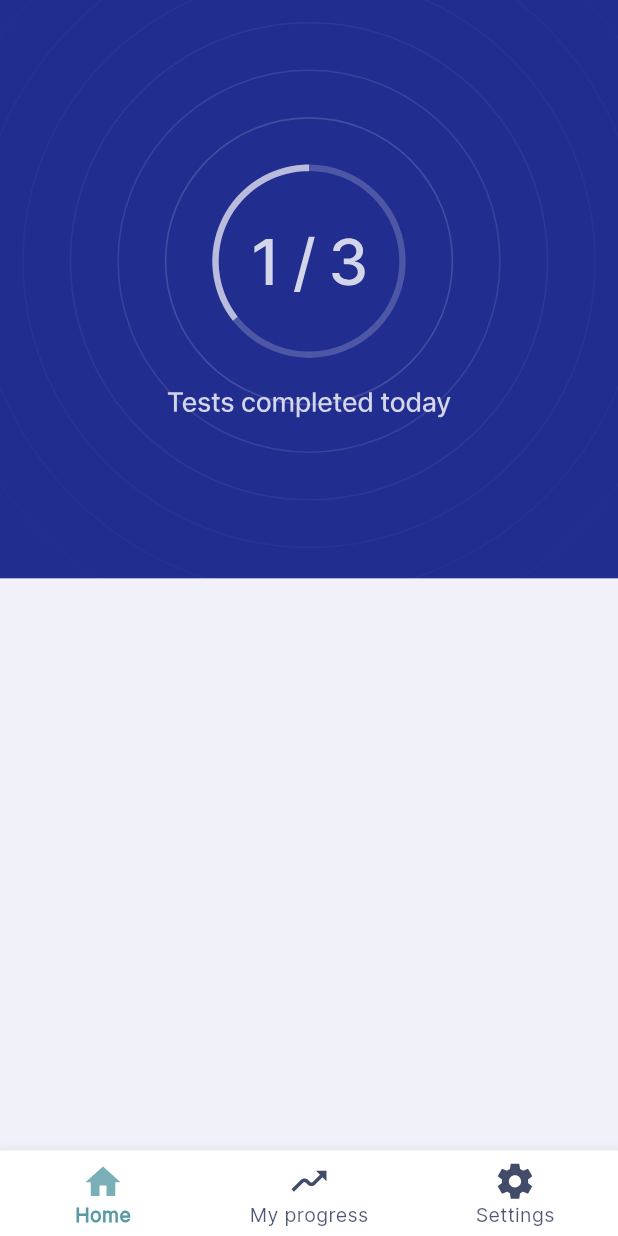
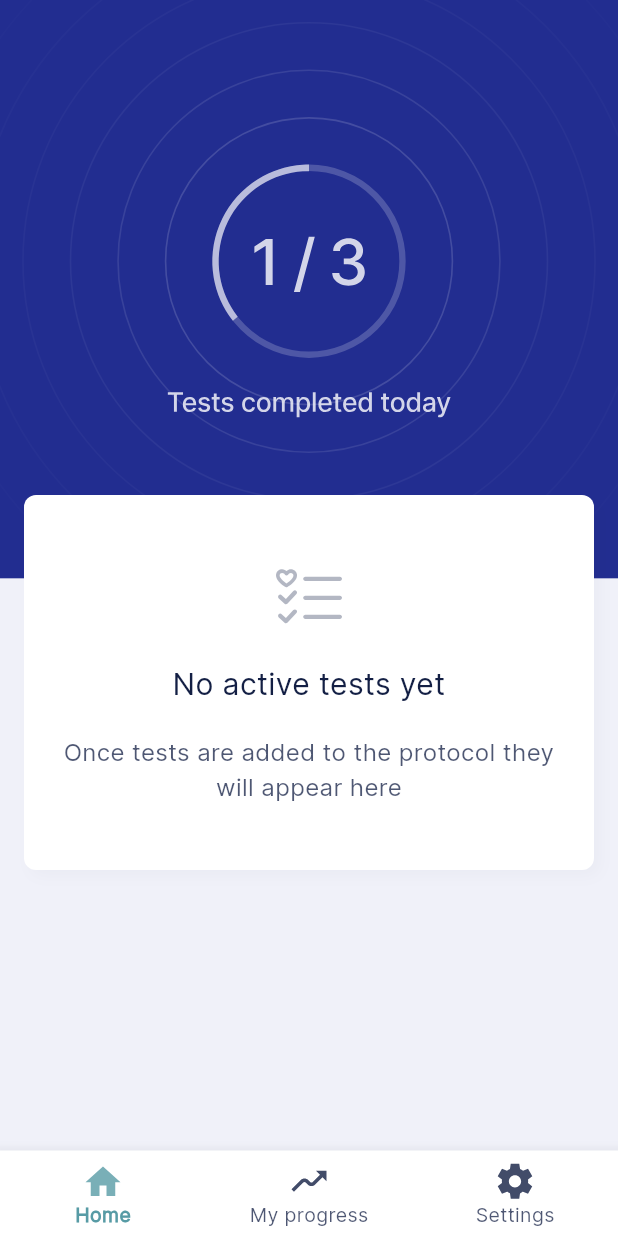
Before and after one commit to davidplans/veris, a Flutter app: the screen it shows once a user with an empty profile is signed in, on a phone screen of 412 x 824 dp. Run offline on Flutter 3.47's test engine with Material 3 defaults, Android fonts, the phone set to English and light mode, and no system bars; our stand-ins replace camera, cloud_firestore, device_info_plus, dio, equatable, firebase_auth and 15 more; missing offline and left inert: mobile_scanner, overlay_loading_progress, svg_path_parser; accounts and stored records are empty; statements that could not run were skipped.

Commit message:
VR-116173440 Add No task widget.

```diff
--- /dev/null
+++ b/lib/common/widgets/ui_components/no_task_widget.dart
@@ -0,0 +1,73 @@
+import 'package:Veris/style/color_constants.dart';
+import 'package:Veris/style/font_constants.dart';
+import 'package:flutter/material.dart';
+import 'package:flutter_svg/svg.dart';
+
+class NoTaskWidget extends StatelessWidget {
+  final String iconPath;
+  final String title;
+  final String text;
+  const NoTaskWidget(
+      {super.key,
+      required this.iconPath,
+      required this.title,
+      required this.text});
+
+  @override
+  Widget build(BuildContext context) {
+    return SizedBox(
+      width: double.infinity,
+      height: 250.0,
+      child: Container(
+  decoration: BoxDecoration(
+    color: Colors.white,
+    borderRadius: BorderRadius.circular(8.0),
+    boxShadow: [
+      BoxShadow(
+        color: ColorConstants.cardShadowColor.withOpacity(0.03),
+        spreadRadius: 0,
+        blurRadius: 8.0,
+        offset: const Offset(4, 4), // changes position of shadow
+      ),
+    ],
+  ),
+        child: Column(
+          mainAxisAlignment: MainAxisAlignment.center,
+          children: [
+            SvgPicture.asset(
+              iconPath,
+              colorFilter: const ColorFilter.mode(
+                  ColorConstants.iconDisableColor, BlendMode.srcIn),
+            ),
+            Padding(
+              padding: const EdgeInsets.only(top: 20.0, bottom: 20.0),
+              child: Text(
+                title,
+                textAlign: TextAlign.center,
+                style: const TextStyle(
+                  fontFamily: FontConstants.interFontFamily,
+                  fontSize: FontConstants.fontSize20,
+                  fontWeight: FontWeight.w500,
+                  color: ColorConstants.textPrimaryColor,
+                ),
+              ),
+            ),
+            Padding(
+              padding: const EdgeInsets.symmetric(horizontal: 20.0),
+              child: Text(
+                text,
+                textAlign: TextAlign.center,
+                style: const TextStyle(
+                  fontFamily: FontConstants.interFontFamily,
+                  fontSize: FontConstants.fontSize16,
+                  fontWeight: FontWeight.w400,
+                  color: ColorConstants.textSecondaryColor,
+                ),
+              ),
+            ),
+          ],
+        ),
+      ),
+    );
+  }
+}
--- a/lib/features/home/view/home_widget.dart
+++ b/lib/features/home/view/home_widget.dart
@@ -1,5 +1,6 @@
 import 'dart:io';
 
+import 'package:Veris/common/widgets/ui_components/no_task_widget.dart';
 import 'package:Veris/core/utils/notification_service.dart';
 import 'package:Veris/core/utils/study_protocol_helper.dart';
 import 'package:Veris/features/home/view/partials/module_widget.dart';
@@ -115,7 +116,7 @@ class _HomeWidgetState extends State<HomeWidget> {
   @override
   Widget build(BuildContext context) {
     return Stack(
-      children: <Widget>[
+      children: [
         // _bannerUrl != "" ? Image.network(_bannerUrl) : Container(),
         SizedBox(
           width: MediaQuery.of(context).size.width,
@@ -125,7 +126,11 @@ class _HomeWidgetState extends State<HomeWidget> {
           ),
         ),
         Padding(
-          padding: const EdgeInsets.only(left: 20.0, right: 20.0, top: 300.0),
+          padding: const EdgeInsets.only(left: 16.0, right: 16.0, top: 330.0),
+          child: _modules.isNotEmpty
+              ? MediaQuery.removePadding(
+                removeTop: true,
+                context: context,
                 child: ListView.builder(
                     itemCount: _modules.length,
                     itemBuilder: (BuildContext context, int indexModule) {
@@ -138,6 +143,13 @@ class _HomeWidgetState extends State<HomeWidget> {
                       );
                     },
                   ),
+              )
+              : const NoTaskWidget(
+                  iconPath: 'assets/icons/illustrations/test.svg',
+                  title: 'No active tests yet',
+                  text:
+                      'Once tests are added to the protocol they will appear here',
+                ),
         ),
       ],
     );
--- a/lib/features/my_progress/view/progress_widget.dart
+++ b/lib/features/my_progress/view/progress_widget.dart
@@ -15,7 +15,7 @@ class _ProgressWidgetState extends State<ProgressWidget> {
   @override
   Widget build(BuildContext context) {
     return Stack(
-      children: <Widget>[
+      children:[
         // _bannerUrl != "" ? Image.network(_bannerUrl) : Container(),
         SizedBox(
           width: MediaQuery.of(context).size.width,
--- a/lib/style/color_constants.dart
+++ b/lib/style/color_constants.dart
@@ -47,4 +47,6 @@ class ColorConstants {
   static const inputBackgroundDisableColor = Color(0x80F0F1F9);
   static const inputBoarderDefaultColor = Color(0x33222D90);
   static const inputBoarderFocusedColor = Color(0x66222D90);
+  //################## Card Shadow #####################
+  static const cardShadowColor = Color(0xFF252D45);
 }
```
Lines whose indentation alone changed are shown as unchanged.
